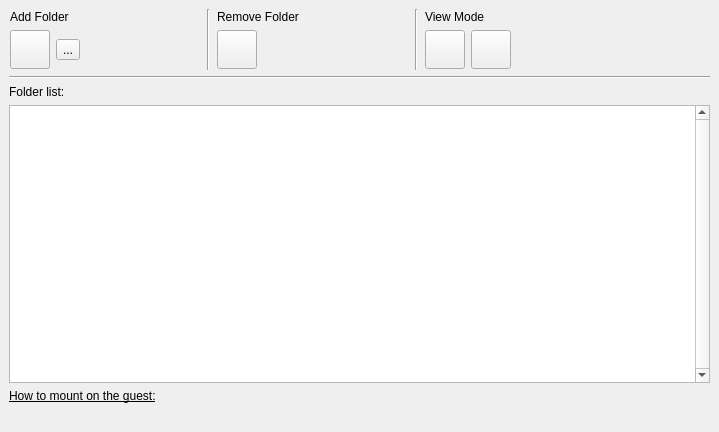
First picture: the form in src/Folder_Sharing_Widget.ui, repository tobimensch/aqemu, before the edit.
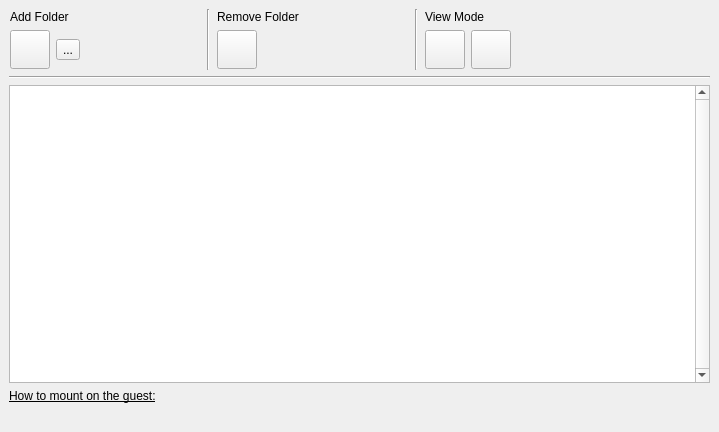
Second picture: the form after the edit. Icons and pictures are not drawn.

Commit message: Remove label before QListWidget/QTableWidget for more vertical space.

Diff of the .ui file:
```diff
--- a/src/Folder_Sharing_Widget.ui
+++ b/src/Folder_Sharing_Widget.ui
@@ -81,13 +81,6 @@
      <property name="bottomMargin">
       <number>0</number>
      </property>
-     <item>
-      <widget class="QLabel" name="Label_Folders_List">
-       <property name="text">
-        <string>Folder list:</string>
-       </property>
-      </widget>
-     </item>
      <item>
       <widget class="QListWidget" name="Folders_List">
        <property name="contextMenuPolicy">
```
Left out of the diff: 4 changed lines with no effect on the pictures. The commit also changes 4 other files.
